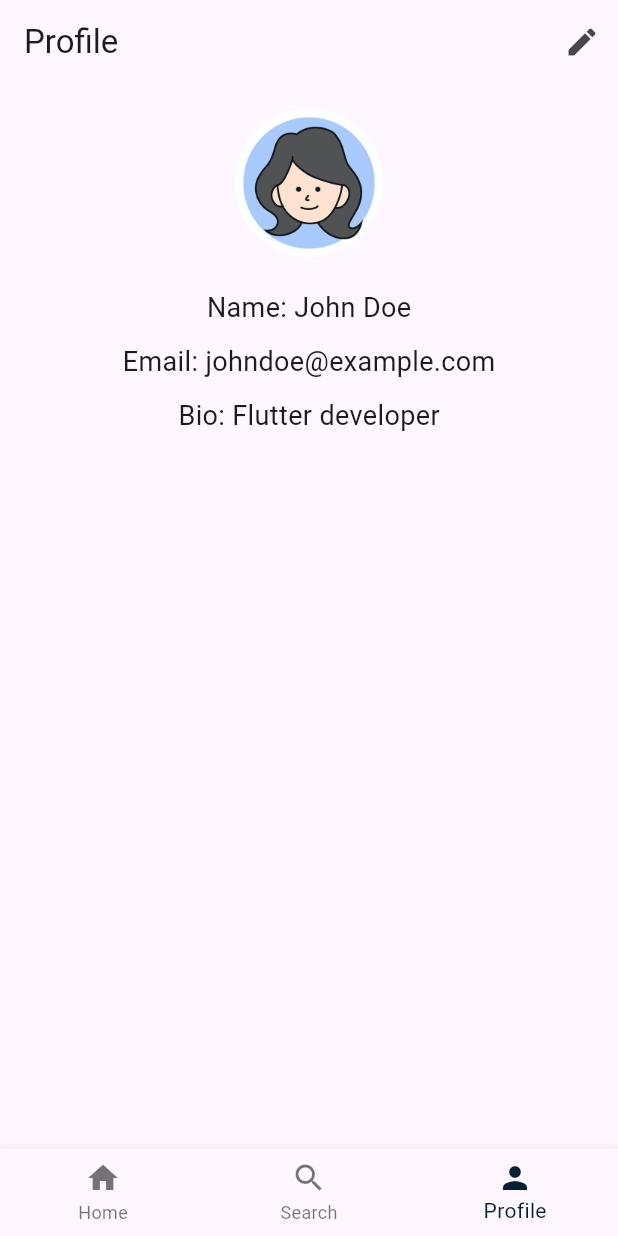
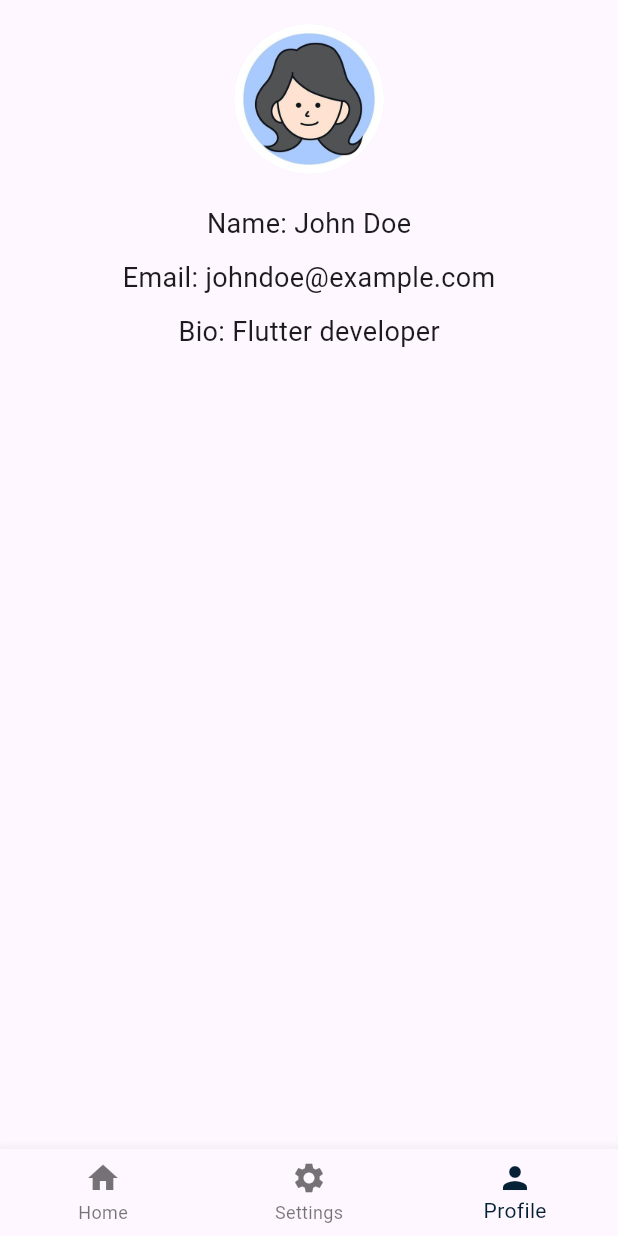
Before and after one commit to SivaranjanVithushan/Flutter-Animations-Widgets, a Flutter app: the HomePage screen opened directly, swiped to page 3, on a phone screen of 412 x 824 dp. Run offline on Flutter 3.47's test engine with Material 3 defaults, Android fonts, the phone set to English and light mode, and no system bars; network calls fail.

Commit message:
chore: Add home screen and settings screen to the home page

```diff
--- a/lib/screens/home_page.dart
+++ b/lib/screens/home_page.dart
@@ -1,7 +1,9 @@
 // ignore_for_file: library_private_types_in_public_api
 
 import 'package:flutter/material.dart';
+import 'package:flutter_animations/screens/home_screen.dart';
 import 'package:flutter_animations/screens/profile_screen.dart';
+import 'package:flutter_animations/screens/setting_screen.dart';
 
 class HomePage extends StatefulWidget {
   const HomePage({super.key});
@@ -19,8 +21,8 @@ class _HomePageState extends State<HomePage> {
   void initState() {
     super.initState();
     _pages = [
-      const Center(child: Text('Home', style: TextStyle(fontSize: 24))),
-      const Center(child: Text('Search', style: TextStyle(fontSize: 24))),
+      const HomeScreen(),
+      const SettingScreen(),
       const ProfilePage(), // Added ProfilePage here
     ];
   }
@@ -48,7 +50,8 @@ class _HomePageState extends State<HomePage> {
       bottomNavigationBar: BottomNavigationBar(
         items: const <BottomNavigationBarItem>[
           BottomNavigationBarItem(icon: Icon(Icons.home), label: 'Home'),
-          BottomNavigationBarItem(icon: Icon(Icons.search), label: 'Search'),
+          BottomNavigationBarItem(
+              icon: Icon(Icons.settings), label: 'Settings'),
           BottomNavigationBarItem(icon: Icon(Icons.person), label: 'Profile'),
         ],
         currentIndex: _selectedIndex,
@@ -58,3 +61,14 @@ class _HomePageState extends State<HomePage> {
     );
   }
 }
+
+class SettingsPage extends StatelessWidget {
+  const SettingsPage({super.key});
+
+  @override
+  Widget build(BuildContext context) {
+    return const Center(
+      child: Text('Settings', style: TextStyle(fontSize: 24)),
+    );
+  }
+}
--- a/lib/screens/login_screen.dart
+++ b/lib/screens/login_screen.dart
@@ -130,7 +130,8 @@ class _LoginScreenState extends State<LoginScreen>
                           style: ElevatedButton.styleFrom(
                             backgroundColor: Colors.blue,
                           ),
-                          child: const Text('Login'),
+                          child: const Text('Login',
+                              style: TextStyle(color: Colors.white)),
                         ),
                   const SizedBox(height: 16.0),
                   TextButton(
--- a/lib/screens/profile_screen.dart
+++ b/lib/screens/profile_screen.dart
@@ -15,20 +15,19 @@ class _ProfilePageState extends State<ProfilePage> {
   final TextEditingController _bioController = TextEditingController();
 
   @override
+  initState() {
+    super.initState();
+    print('Profile page initialized');
+  }
+
+  @override
   Widget build(BuildContext context) {
-    return Scaffold(
-      appBar: AppBar(
-        title: const Text('Profile'),
-        actions: [
-          IconButton(
-            onPressed: _showEditDialog,
-            icon: const Icon(Icons.edit),
-          ),
-        ],
-      ),
-      body: SingleChildScrollView(
-        padding: const EdgeInsets.all(16.0),
-        child: Center(child: _buildProfileInfo()),
+    return SafeArea(
+      child: Scaffold(
+        body: SingleChildScrollView(
+          padding: const EdgeInsets.all(16.0),
+          child: Center(child: _buildProfileInfo()),
+        ),
       ),
     );
   }
--- a/lib/screens/registration_screen.dart
+++ b/lib/screens/registration_screen.dart
@@ -130,7 +130,8 @@ class _RegistrationScreenState extends State<RegistrationScreen>
                           style: ElevatedButton.styleFrom(
                             backgroundColor: Colors.blue,
                           ),
-                          child: const Text('Register'),
+                          child: const Text('Register',
+                              style: TextStyle(color: Colors.white)),
                         ),
                 ],
               ),
```
Also changed, not shown: lib/screens/home_screen.dart (added, +74 -0 lines), lib/screens/setting_screen.dart (added, +70 -0 lines).
